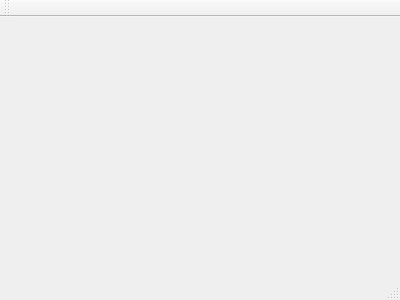
This is mainwindow.ui in Anaga/FlowProcessRecipes as Qt 5 draws it before an edit. The edited form follows.
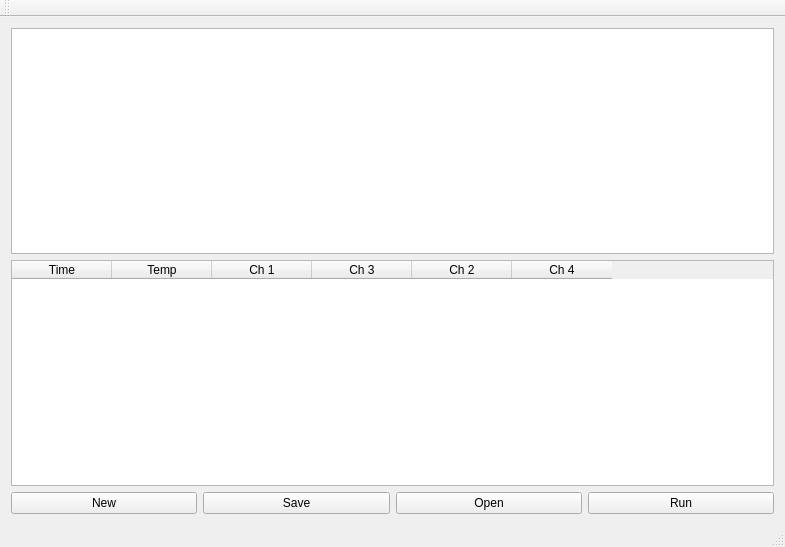
This is the edited form.

Commit message: Ferst design of main window.

The edit to the form file:
```diff
--- a/mainwindow.ui
+++ b/mainwindow.ui
@@ -6,14 +6,90 @@
    <rect>
     <x>0</x>
     <y>0</y>
-    <width>400</width>
-    <height>300</height>
+    <width>785</width>
+    <height>547</height>
    </rect>
   </property>
   <property name="windowTitle">
    <string>Flow Process Recipes (Ver 0.01)</string>
   </property>
-  <widget class="QWidget" name="centralWidget"/>
+  <widget class="QWidget" name="centralWidget">
+   <layout class="QVBoxLayout" name="verticalLayout_2">
+    <item>
+     <layout class="QVBoxLayout" name="verticalLayout">
+      <item>
+       <widget class="QGraphicsView" name="graphicsView"/>
+      </item>
+      <item>
+       <widget class="QTableWidget" name="tableWidget">
+        <column>
+         <property name="text">
+          <string>Time</string>
+         </property>
+        </column>
+        <column>
+         <property name="text">
+          <string>Temp</string>
+         </property>
+        </column>
+        <column>
+         <property name="text">
+          <string>Ch 1</string>
+         </property>
+        </column>
+        <column>
+         <property name="text">
+          <string>Ch 3</string>
+         </property>
+        </column>
+        <column>
+         <property name="text">
+          <string>Ch 2</string>
+         </property>
+        </column>
+        <column>
+         <property name="text">
+          <string>Ch 4</string>
+         </property>
+        </column>
+       </widget>
+      </item>
+     </layout>
+    </item>
+    <item>
+     <layout class="QHBoxLayout" name="horizontalLayout">
+      <item>
+       <widget class="QPushButton" name="pushButton_New">
+        <property name="text">
+         <string>New</string>
+        </property>
+       </widget>
+      </item>
+      <item>
+       <widget class="QPushButton" name="pushButton_Save">
+        <property name="text">
+         <string>Save</string>
+        </property>
+       </widget>
+      </item>
+      <item>
+       <widget class="QPushButton" name="pushButton_Open">
+        <property name="text">
+         <string>Open</string>
+        </property>
+       </widget>
+      </item>
+      <item>
+       <widget class="QPushButton" name="pushButton_Run">
+        <property name="text">
+         <string>Run</string>
+        </property>
+       </widget>
+      </item>
+     </layout>
+    </item>
+   </layout>
+  </widget>
   <widget class="QMenuBar" name="menuBar">
    <property name="geometry">
     <rect>
```
Left out of the diff: 4 changed lines with no effect on the pictures. The commit also changes 1 other file.
